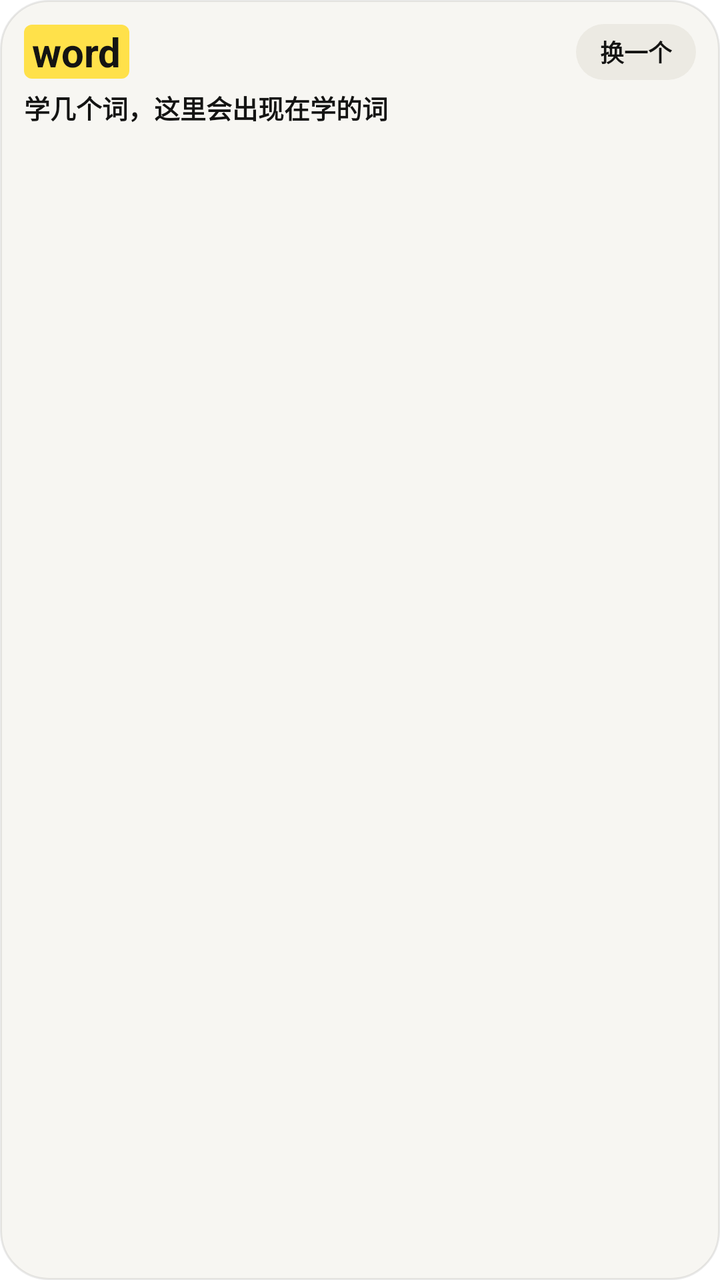
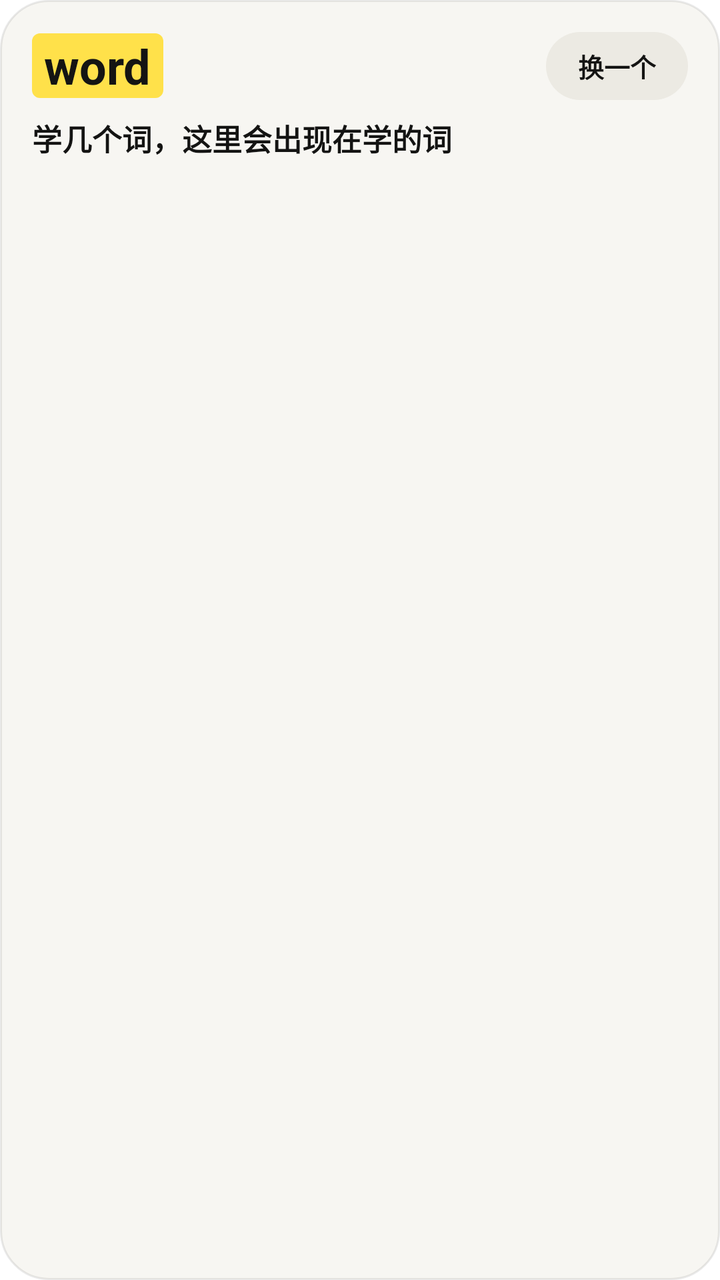

The first picture is an Android layout as it rendered before a commit; the second is the same layout after the commit. The layout source and the unified diff follow.
<!-- AndroidManifest.xml: fallback theme Theme.MaterialComponents.DayNight.NoActionBar -->
<!-- res/layout/sayday_w_word.xml -->
<?xml version="1.0" encoding="utf-8"?>
<LinearLayout xmlns:android="http://schemas.android.com/apk/res/android" android:id="@+id/w_root" android:layout_width="match_parent" android:layout_height="match_parent" android:orientation="vertical" android:padding="12dp" android:background="@drawable/sayday_widget_bg">
<LinearLayout android:layout_width="match_parent" android:layout_height="wrap_content" android:orientation="horizontal" android:gravity="center_vertical">
<TextView android:id="@+id/w_word" android:layout_width="wrap_content" android:layout_height="wrap_content" android:text="word" android:textColor="@color/sayday_w_on_mark" android:textSize="20sp" android:textStyle="bold" android:maxLines="1" android:ellipsize="end" android:background="@drawable/sayday_widget_mark" android:paddingStart="4dp" android:paddingEnd="4dp"/>
<TextView android:id="@+id/w_ipa" android:layout_width="wrap_content" android:layout_height="wrap_content" android:text="" android:textColor="@color/sayday_w_faint" android:textSize="12sp" android:maxLines="1" android:ellipsize="end" android:layout_marginStart="6dp"/>
<FrameLayout android:layout_width="0dp" android:layout_height="1dp" android:layout_weight="1" />
<TextView android:id="@+id/w_next" android:layout_width="wrap_content" android:layout_height="28dp" android:gravity="center" android:text="换一个" android:textColor="@color/sayday_w_ink" android:textSize="12sp" android:textStyle="bold" android:paddingStart="12dp" android:paddingEnd="12dp" android:background="@drawable/sayday_w_btn_soft" android:maxLines="1" />
</LinearLayout>
<TextView android:id="@+id/w_meaning" android:layout_width="wrap_content" android:layout_height="wrap_content" android:text="学几个词，这里会出现在学的词" android:textColor="@color/sayday_w_ink" android:textSize="13sp" android:textStyle="bold" android:maxLines="1" android:ellipsize="end" android:layout_marginTop="4dp"/>
<TextView android:id="@+id/w_ex" android:layout_width="wrap_content" android:layout_height="wrap_content" android:layout_marginTop="3dp" android:textColor="@color/sayday_w_soft" android:textSize="12sp" android:maxLines="2" android:ellipsize="end" />
</LinearLayout>
<!-- resources referenced by this layout -->
<resources>
  <color name="sayday_w_faint">#8E8D86</color>
  <color name="sayday_w_ink">#141413</color>
  <color name="sayday_w_on_mark">#141413</color>
  <color name="sayday_w_soft">#5C5B56</color>
  <!-- drawable sayday_w_btn_soft (drawable) -->
  <?xml version="1.0" encoding="utf-8"?>
  <shape xmlns:android="http://schemas.android.com/apk/res/android" android:shape="rectangle">
      <solid android:color="@color/sayday_w_off" />
      <corners android:radius="99dp" />
  </shape>
  <!-- drawable sayday_widget_bg (drawable) -->
  <?xml version="1.0" encoding="utf-8"?>
  <shape xmlns:android="http://schemas.android.com/apk/res/android" android:shape="rectangle">
      <solid android:color="@color/sayday_w_bg" />
      <corners android:radius="24dp" />
      <stroke android:width="1dp" android:color="@color/sayday_w_hair" />
  </shape>
  <!-- drawable sayday_widget_mark (drawable) -->
  <?xml version="1.0" encoding="utf-8"?>
  <shape xmlns:android="http://schemas.android.com/apk/res/android" android:shape="rectangle">
      <solid android:color="@color/sayday_w_mark" />
      <corners android:radius="4dp" />
  </shape>
  <color name="sayday_w_off">#ECEAE3</color>
  <color name="sayday_w_bg">#F7F6F2</color>
  <color name="sayday_w_hair">#17141413</color>
  <color name="sayday_w_mark">#FFE14A</color>
</resources>

<!-- the commit's change to res/layout/sayday_w_word.xml (unified diff, before → after) -->
@@ -1,11 +1,12 @@
 <?xml version="1.0" encoding="utf-8"?>
-<LinearLayout xmlns:android="http://schemas.android.com/apk/res/android" android:id="@+id/w_root" android:layout_width="match_parent" android:layout_height="match_parent" android:orientation="vertical" android:padding="12dp" android:background="@drawable/sayday_widget_bg">
+<LinearLayout xmlns:android="http://schemas.android.com/apk/res/android" android:id="@+id/w_root" android:layout_width="match_parent" android:layout_height="match_parent" android:orientation="vertical" android:padding="16dp" android:background="@drawable/sayday_widget_bg">
 <LinearLayout android:layout_width="match_parent" android:layout_height="wrap_content" android:orientation="horizontal" android:gravity="center_vertical">
-<TextView android:id="@+id/w_word" android:layout_width="wrap_content" android:layout_height="wrap_content" android:text="word" android:textColor="@color/sayday_w_on_mark" android:textSize="20sp" android:textStyle="bold" android:maxLines="1" android:ellipsize="end" android:background="@drawable/sayday_widget_mark" android:paddingStart="4dp" android:paddingEnd="4dp"/>
-<TextView android:id="@+id/w_ipa" android:layout_width="wrap_content" android:layout_height="wrap_content" android:text="" android:textColor="@color/sayday_w_faint" android:textSize="12sp" android:maxLines="1" android:ellipsize="end" android:layout_marginStart="6dp"/>
-<FrameLayout android:layout_width="0dp" android:layout_height="1dp" android:layout_weight="1" />
-<TextView android:id="@+id/w_next" android:layout_width="wrap_content" android:layout_height="28dp" android:gravity="center" android:text="换一个" android:textColor="@color/sayday_w_ink" android:textSize="12sp" android:textStyle="bold" android:paddingStart="12dp" android:paddingEnd="12dp" android:background="@drawable/sayday_w_btn_soft" android:maxLines="1" />
+<TextView android:id="@+id/w_word" android:layout_width="wrap_content" android:layout_height="wrap_content" android:text="word" android:textColor="@color/sayday_w_on_mark" android:textSize="24sp" android:textStyle="bold" android:maxLines="1" android:ellipsize="end" android:background="@drawable/sayday_widget_mark" android:paddingStart="6dp" android:paddingEnd="6dp"/>
+<TextView android:id="@+id/w_ipa" android:layout_width="0dp" android:layout_weight="1" android:layout_height="wrap_content" android:text="" android:textColor="@color/sayday_w_faint" android:textSize="13sp" android:maxLines="1" android:ellipsize="end" android:layout_marginStart="8dp" android:layout_marginEnd="8dp"/>
+<TextView android:id="@+id/w_next" android:layout_width="wrap_content" android:layout_height="34dp" android:gravity="center" android:text="换一个" android:textColor="@color/sayday_w_ink" android:textSize="13sp" android:textStyle="bold" android:paddingStart="16dp" android:paddingEnd="16dp" android:background="@drawable/sayday_w_btn_soft" android:maxLines="1" />
 </LinearLayout>
-<TextView android:id="@+id/w_meaning" android:layout_width="wrap_content" android:layout_height="wrap_content" android:text="学几个词，这里会出现在学的词" android:textColor="@color/sayday_w_ink" android:textSize="13sp" android:textStyle="bold" android:maxLines="1" android:ellipsize="end" android:layout_marginTop="4dp"/>
-<TextView android:id="@+id/w_ex" android:layout_width="wrap_content" android:layout_height="wrap_content" android:layout_marginTop="3dp" android:textColor="@color/sayday_w_soft" android:textSize="12sp" android:maxLines="2" android:ellipsize="end" />
+<TextView android:id="@+id/w_meaning" android:layout_width="wrap_content" android:layout_height="wrap_content" android:text="学几个词，这里会出现在学的词" android:textColor="@color/sayday_w_ink" android:textSize="15sp" android:textStyle="bold" android:maxLines="2" android:ellipsize="end" android:layout_marginTop="8dp"/>
+<FrameLayout android:layout_width="1dp" android:layout_height="0dp" android:layout_weight="1" android:minHeight="6dp" />
+<TextView android:id="@+id/w_ex" android:layout_width="wrap_content" android:layout_height="wrap_content" android:textColor="@color/sayday_w_ink" android:textSize="13sp" android:maxLines="2" android:ellipsize="end" android:fontFamily="serif" />
+<TextView android:id="@+id/w_ex_zh" android:layout_width="wrap_content" android:layout_height="wrap_content" android:layout_marginTop="2dp" android:textColor="@color/sayday_w_faint" android:textSize="12sp" android:maxLines="1" android:ellipsize="end" />
 </LinearLayout>
<!-- resource entries referenced after the edit -->
@@ -3,7 +3,6 @@
   <color name="sayday_w_faint">#8E8D86</color>
   <color name="sayday_w_ink">#141413</color>
   <color name="sayday_w_on_mark">#141413</color>
-  <color name="sayday_w_soft">#5C5B56</color>
   <!-- drawable sayday_w_btn_soft (drawable) -->
   <?xml version="1.0" encoding="utf-8"?>
   <shape xmlns:android="http://schemas.android.com/apk/res/android" android:shape="rectangle">
